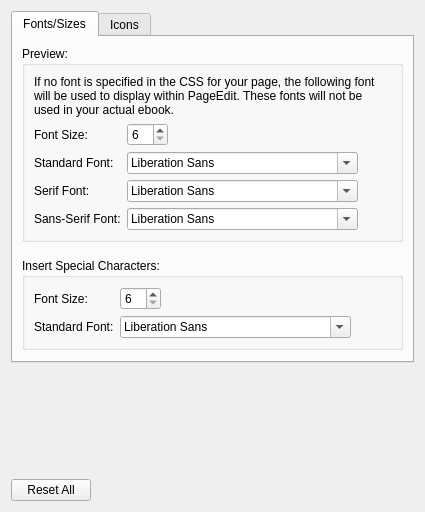
This is PAppearanceWidget.ui in Sigil-Ebook/PageEdit as Qt 5 draws it before an edit. The edited form follows.
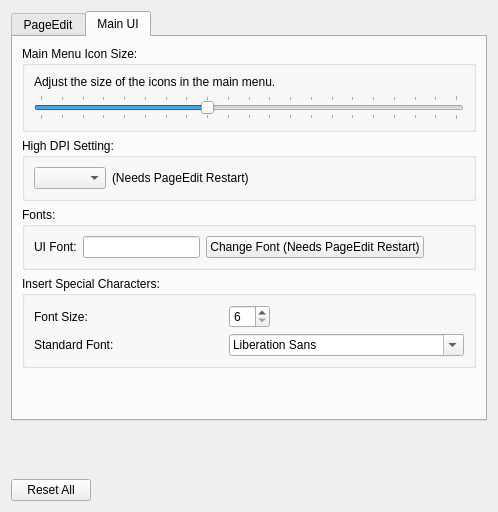
This is the edited form. The open tabs and pages were chosen to show the change.

Commit message: bring multitabbed Appearance Prefs over from Sigil

```diff
--- a/PAppearanceWidget.ui
+++ b/PAppearanceWidget.ui
@@ -19,15 +19,16 @@
      <property name="currentIndex">
       <number>0</number>
      </property>
-     <widget class="QWidget" name="fontsTab">
+
+     <widget class="QWidget" name="AppPreviewTab">
       <attribute name="title">
-       <string>Fonts/Sizes</string>
+       <string>PageEdit</string>
       </attribute>
-      <layout class="QVBoxLayout" name="verticalLayout_2">
-       <item>
+      <layout class="QVBoxLayout" name="verticalLayout_5">
+       <item alignment="Qt::AlignTop">
         <widget class="QGroupBox" name="groupBoxWebView">
          <property name="title">
-          <string>Preview:</string>
+          <string>Fonts:</string>
          </property>
          <layout class="QVBoxLayout" name="verticalLayoutPV">
           <item>
@@ -47,6 +48,16 @@
            <layout class="QHBoxLayout" name="horizontalLayoutPV" stretch="0,0">
             <item>
              <layout class="QGridLayout" name="gridLayoutPV">
+              <item row="0" column="1">
+               <widget class="QSpinBox" name="webViewFontSizeSpin">
+                <property name="minimum">
+                 <number>6</number>
+                </property>
+                <property name="maximum">
+                 <number>99</number>
+                </property>
+               </widget>
+              </item>
               <item row="0" column="0">
                <widget class="QLabel" name="labelWebViewFontSize">
                 <property name="minimumSize">
@@ -63,7 +74,18 @@
                 </property>
                </widget>
               </item>
-              <item row="0" column="3">
+              <item row="0" column="2">
+               <widget class="QLabel" name="labelWebViewFontStandard">
+                <property name="toolTip">
+                 <string>Default font family to be used for PageEdit
+if no font-family specified in your CSS</string>
+                </property>
+                <property name="text">
+                 <string>Standard:</string>
+                </property>
+               </widget>
+              </item>
+              <item row="0" column="4">
                <spacer name="horizontalSpacerPV">
                 <property name="orientation">
                  <enum>Qt::Horizontal</enum>
@@ -76,55 +98,36 @@
                 </property>
                </spacer>
               </item>
-              <item row="0" column="2">
-               <widget class="QSpinBox" name="webViewFontSizeSpin">
-                <property name="minimum">
-                 <number>6</number>
-                </property>
-                <property name="maximum">
-                 <number>99</number>
-                </property>
-               </widget>
-              </item>
-              <item row="1" column="0">
-               <widget class="QLabel" name="labelWebViewFontStandard">
-                <property name="toolTip">
-                 <string>Default font family to be used for WebView if no font-family specified in your CSS</string>
-                </property>
-                <property name="text">
-                 <string>Standard Font:</string>
-                </property>
-               </widget>
-              </item>
-              <item row="1" column="2" colspan="2">
-               <widget class="QFontComboBox" name="cbWebViewFontStandard"/>
-              </item>
-              <item row="2" column="0">
-               <widget class="QLabel" name="labelWebViewFontSerif">
-                <property name="toolTip">
-                 <string>Default font family to be used for WebView if a serif font-family specified in your CSS</string>
-                </property>
-                <property name="text">
-                 <string>Serif Font:</string>
-                </property>
-               </widget>
-              </item>
-              <item row="2" column="2" colspan="2">
+              <item row="3" column="3">
                <widget class="QFontComboBox" name="cbWebViewFontSerif"/>
               </item>
-              <item row="3" column="0">
-               <widget class="QLabel" name="labelWebViewFontSansSerif">
+              <item row="3" column="2">
+               <widget class="QLabel" name="labelWebViewFontSerif">
                 <property name="toolTip">
                  <string>Default font family to be used for WebView if a sans-serif font-family specified in your CSS</string>
                 </property>
                 <property name="text">
-                 <string>Sans-Serif Font:</string>
+                 <string>Serif:</string>
                 </property>
                </widget>
               </item>
-              <item row="3" column="2" colspan="2">
+              <item row="0" column="3">
+               <widget class="QFontComboBox" name="cbWebViewFontStandard"/>
+              </item>
+              <item row="4" column="3">
                <widget class="QFontComboBox" name="cbWebViewFontSansSerif"/>
               </item>
+              <item row="4" column="2">
+               <widget class="QLabel" name="labelWebViewFontSansSerif">
+                <property name="toolTip">
+                 <string>Default font family to be used for PageEdit
+if a sans-serif font-family specified in your CSS</string>
+                </property>
+                <property name="text">
+                 <string>Sans-Serif:</string>
+                </property>
+               </widget>
+              </item>
              </layout>
             </item>
             <item>
@@ -145,22 +148,154 @@
          </layout>
         </widget>
        </item>
-
        <item>
-        <spacer name="verticalSpacerViews">
+        <widget class="QCheckBox" name="PreviewDarkInDM">
+         <property name="text">
+          <string>Make PageEdit simulate a dark appearance in dark mode</string>
+         </property>
+         <property name="checked">
+          <bool>true</bool>
+         </property>
+        </widget>
+       </item>
+       <item>
+        <spacer name="verticalSpacer">
          <property name="orientation">
           <enum>Qt::Vertical</enum>
          </property>
-         <property name="sizeType">
-          <enum>QSizePolicy::Fixed</enum>
-         </property>
          <property name="sizeHint" stdset="0">
           <size>
-           <width>0</width>
-           <height>10</height>
+           <width>20</width>
+           <height>40</height>
           </size>
          </property>
         </spacer>
+       </item>
+      </layout>
+     </widget>
+
+     <widget class="QWidget" name="AppUiTab">
+      <attribute name="title">
+       <string>Main UI</string>
+      </attribute>
+      <layout class="QVBoxLayout" name="verticalLayout_3">
+       <item>
+        <widget class="QGroupBox" name="groupBoxIconSize">
+         <property name="title">
+          <string>Main Menu Icon Size:</string>
+         </property>
+         <layout class="QGridLayout" name="gridLayout">
+          <item row="0" column="0">
+           <widget class="QLabel" name="labelIconSize">
+            <property name="text">
+             <string>Adjust the size of the icons in the main menu.</string>
+            </property>
+            <property name="wordWrap">
+             <bool>true</bool>
+            </property>
+           </widget>
+          </item>
+          <item row="1" column="0">
+           <widget class="QSlider" name="iconSizeSlider">
+            <property name="minimum">
+             <number>10</number>
+            </property>
+            <property name="maximum">
+             <number>30</number>
+            </property>
+            <property name="value">
+             <number>18</number>
+            </property>
+            <property name="sliderPosition">
+             <number>18</number>
+            </property>
+            <property name="orientation">
+             <enum>Qt::Horizontal</enum>
+            </property>
+            <property name="tickPosition">
+             <enum>QSlider::TicksBothSides</enum>
+            </property>
+            <property name="tickInterval">
+             <number>1</number>
+            </property>
+           </widget>
+          </item>
+         </layout>
+        </widget>
+       </item>
+       <item>
+        <widget class="QGroupBox" name="grpHighDPI">
+         <property name="title">
+          <string>High DPI Setting:</string>
+         </property>
+         <layout class="QHBoxLayout" name="horizontalLayout">
+          <item>
+           <widget class="QComboBox" name="comboHighDPI"/>
+          </item>
+          <item>
+           <widget class="QLabel" name="lblHighDPIWarn">
+            <property name="text">
+             <string>(Needs PageEdit Restart)</string>
+            </property>
+           </widget>
+          </item>
+          <item>
+           <spacer name="horizontalSpacer_4">
+            <property name="orientation">
+             <enum>Qt::Horizontal</enum>
+            </property>
+            <property name="sizeHint" stdset="0">
+             <size>
+              <width>105</width>
+              <height>20</height>
+             </size>
+            </property>
+           </spacer>
+          </item>
+         </layout>
+        </widget>
+       </item>
+       <item>
+        <widget class="QGroupBox" name="uifontGroup">
+         <property name="title">
+          <string>Fonts:</string>
+         </property>
+         <layout class="QHBoxLayout" name="horizontalLayout_2" stretch="0,1,0,0">
+          <item>
+           <widget class="QLabel" name="uifontLabel">
+            <property name="text">
+             <string>UI Font:</string>
+            </property>
+           </widget>
+          </item>
+          <item>
+           <widget class="QLineEdit" name="editUIFont"/>
+          </item>
+          <item>
+           <widget class="QPushButton" name="changeUIFontButton">
+            <property name="toolTip">
+             <string>Change the font used by PageEdit's menus, buttons, etc...</string>
+            </property>
+            <property name="text">
+             <string>Change Font (Needs PageEdit Restart)</string>
+            </property>
+           </widget>
+          </item>
+          <item>
+           <spacer name="horizontalSpacer_5">
+            <property name="orientation">
+             <enum>Qt::Horizontal</enum>
+            </property>
+            <property name="sizeHint" stdset="0">
+             <size>
+              <width>40</width>
+              <height>20</height>
+             </size>
+            </property>
+           </spacer>
+          </item>
+         </layout>
+        </widget>
        </item>
 
        <item>
@@ -223,86 +358,20 @@
             <item row="1" column="2" colspan="2">
              <widget class="QFontComboBox" name="cbSpecialCharacterFont"/>
             </item>
+            <item>
+             <spacer name="horizontalSpacerSC2">
+              <property name="orientation">
+               <enum>Qt::Horizontal</enum>
+              </property>
+              <property name="sizeHint" stdset="0">
+               <size>
+                <width>0</width>
+                <height>0</height>
+               </size>
+              </property>
+             </spacer>
+            </item>
            </layout>
-          </item>
-          <item>
-           <spacer name="horizontalSpacerSC2">
-            <property name="orientation">
-             <enum>Qt::Horizontal</enum>
-            </property>
-            <property name="sizeHint" stdset="0">
-             <size>
-              <width>0</width>
-              <height>0</height>
-             </size>
-            </property>
-           </spacer>
-          </item>
-         </layout>
-        </widget>
-       </item>
-
-       <item>
-        <spacer name="verticalSpacer">
-         <property name="orientation">
-          <enum>Qt::Vertical</enum>
-         </property>
-         <property name="sizeHint" stdset="0">
-          <size>
-           <width>20</width>
-           <height>0</height>
-          </size>
-         </property>
-        </spacer>
-       </item>
-      </layout>
-     </widget>
-
-     <widget class="QWidget" name="menusTab">
-      <attribute name="title">
-       <string>Icons</string>
-      </attribute>
-      <layout class="QVBoxLayout" name="verticalLayout_3">
-       <item>
-        <widget class="QGroupBox" name="groupBoxIconSize">
-         <property name="title">
-          <string>Icon Size</string>
-         </property>
-         <layout class="QVBoxLayout" name="verticalLayout_4">
-          <item>
-           <widget class="QLabel" name="labelIconSize">
-            <property name="text">
-             <string>Adjust the size of the icons in the main menu.</string>
-            </property>
-            <property name="wordWrap">
-             <bool>true</bool>
-            </property>
-           </widget>
-          </item>
-          <item>
-           <widget class="QSlider" name="iconSizeSlider">
-            <property name="minimum">
-             <number>10</number>
-            </property>
-            <property name="maximum">
-             <number>30</number>
-            </property>
-            <property name="value">
-             <number>18</number>
-            </property>
-            <property name="sliderPosition">
-             <number>18</number>
-            </property>
-            <property name="orientation">
-             <enum>Qt::Horizontal</enum>
-            </property>
-            <property name="tickPosition">
-             <enum>QSlider::TicksBothSides</enum>
-            </property>
-            <property name="tickInterval">
-             <number>1</number>
-            </property>
-           </widget>
           </item>
          </layout>
         </widget>
@@ -322,6 +391,7 @@
        </item>
       </layout>
      </widget>
+
     </widget>
    </item>
    <item>
```
Left out of the diff: 6 changed lines with no effect on the pictures. The commit also changes 2 other files.
